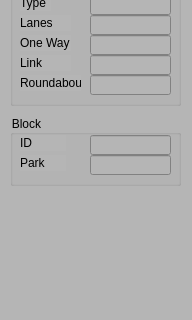
Above: FBCDesigner/PropertyWidget.ui from gnishida/FBCDesigner before the change; both pictures show x 0 to 192 and y 305 to 625 of the 192 by 746 pixel window. Below: the same form after it.
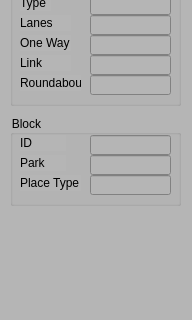
That is the form after the change.

Patch:
```diff
--- a/FBCDesigner/PropertyWidget.ui
+++ b/FBCDesigner/PropertyWidget.ui
@@ -351,7 +351,7 @@
       <x>10</x>
       <y>420</y>
       <width>171</width>
-      <height>71</height>
+      <height>91</height>
      </rect>
     </property>
     <property name="title">
@@ -403,6 +403,29 @@
       </rect>
      </property>
     </widget>
+    <widget class="QLabel" name="label_13">
+     <property name="geometry">
+      <rect>
+       <x>10</x>
+       <y>60</y>
+       <width>61</width>
+       <height>16</height>
+      </rect>
+     </property>
+     <property name="text">
+      <string>Place Type</string>
+     </property>
+    </widget>
+    <widget class="QLineEdit" name="lineEditBlockPlaceType">
+     <property name="geometry">
+      <rect>
+       <x>80</x>
+       <y>60</y>
+       <width>81</width>
+       <height>20</height>
+      </rect>
+     </property>
+    </widget>
    </widget>
   </widget>
  </widget>
```
